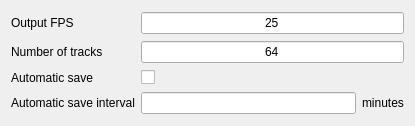
Before: the Qt Designer form src/Gui/settings/ui/VLMCPreferences.ui in VLMC/vlmc, drawn with Qt 5.
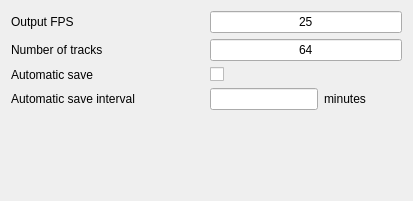
After: the same form once the commit is applied.

Commit message: fixed layout issues in the settings widget ui

```diff
--- a/src/Gui/settings/ui/VLMCPreferences.ui
+++ b/src/Gui/settings/ui/VLMCPreferences.ui
@@ -6,8 +6,8 @@
    <rect>
     <x>0</x>
     <y>0</y>
-    <width>415</width>
-    <height>126</height>
+    <width>413</width>
+    <height>201</height>
    </rect>
   </property>
   <property name="windowTitle">
@@ -21,8 +21,14 @@
      </property>
     </widget>
    </item>
-   <item row="0" column="2">
+   <item row="0" column="1">
     <widget class="QLineEdit" name="outputFPS">
+     <property name="sizePolicy">
+      <sizepolicy hsizetype="Minimum" vsizetype="Fixed">
+       <horstretch>0</horstretch>
+       <verstretch>0</verstretch>
+      </sizepolicy>
+     </property>
      <property name="text">
       <string>25</string>
      </property>
@@ -38,8 +44,14 @@
      </property>
     </widget>
    </item>
-   <item row="1" column="2">
+   <item row="1" column="1">
     <widget class="QLineEdit" name="tracksNb">
+     <property name="sizePolicy">
+      <sizepolicy hsizetype="Minimum" vsizetype="Fixed">
+       <horstretch>0</horstretch>
+       <verstretch>0</verstretch>
+      </sizepolicy>
+     </property>
      <property name="text">
       <string>64</string>
      </property>
@@ -55,7 +67,7 @@
      </property>
     </widget>
    </item>
-   <item row="2" column="2">
+   <item row="2" column="1">
     <widget class="QCheckBox" name="automaticSave">
      <property name="text">
       <string/>
@@ -78,13 +90,20 @@
      </property>
     </widget>
    </item>
-   <item row="3" column="2">
+   <item row="3" column="1">
     <layout class="QHBoxLayout" name="saveIntervalLabel">
      <property name="sizeConstraint">
       <enum>QLayout::SetDefaultConstraint</enum>
      </property>
      <item>
-      <widget class="QLineEdit" name="automaticSaveInterval"/>
+      <widget class="QLineEdit" name="automaticSaveInterval">
+       <property name="sizePolicy">
+        <sizepolicy hsizetype="Minimum" vsizetype="Fixed">
+         <horstretch>0</horstretch>
+         <verstretch>0</verstretch>
+        </sizepolicy>
+       </property>
+      </widget>
      </item>
      <item>
       <widget class="QLabel" name="minutesLabel">
@@ -101,6 +120,19 @@
      </item>
     </layout>
    </item>
+   <item row="4" column="0" colspan="2">
+    <spacer name="verticalSpacer">
+     <property name="orientation">
+      <enum>Qt::Vertical</enum>
+     </property>
+     <property name="sizeHint" stdset="0">
+      <size>
+       <width>20</width>
+       <height>40</height>
+      </size>
+     </property>
+    </spacer>
+   </item>
   </layout>
  </widget>
  <resources/>
```
The commit also changes 4 other files.
